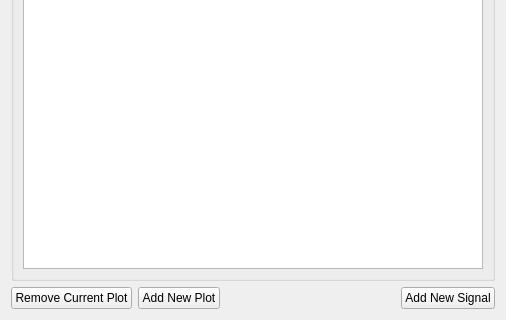
The window that bec_widgets/widgets/monitor/tab_template.ui (bec-project/bec_widgets) describes before a commit, drawn with Qt 5; both pictures show x 0 to 506 and y 272 to 592 of the 506 by 592 pixel window.
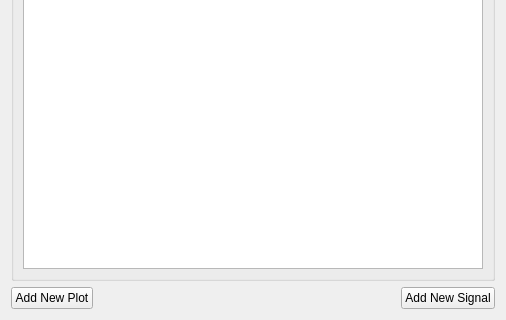
The same window after the commit. Custom widgets are drawn as their Qt base class.

Commit message: fix: config_dialog.py scan_type structure implemented

Patch:
```diff
--- a/bec_widgets/widgets/monitor/tab_template.ui
+++ b/bec_widgets/widgets/monitor/tab_template.ui
@@ -135,13 +135,6 @@
      </item>
      <item>
       <layout class="QHBoxLayout" name="horizontalLayout_2">
-       <item>
-        <widget class="QPushButton" name="pushButton_remove_current_plot">
-         <property name="text">
-          <string>Remove Current Plot</string>
-         </property>
-        </widget>
-       </item>
        <item>
         <widget class="QPushButton" name="pushButton_add_new_plot">
          <property name="text">
```
The commit also changes 1 other file.
